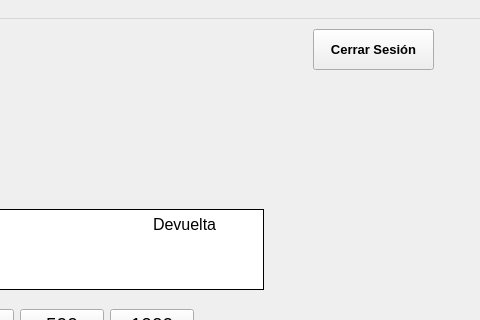
Moises024/sistema_de_caja, file ui/caja.ui: the form before one commit; both pictures show x 927 to 1407 and y 0 to 320 of the 1407 by 595 pixel window.
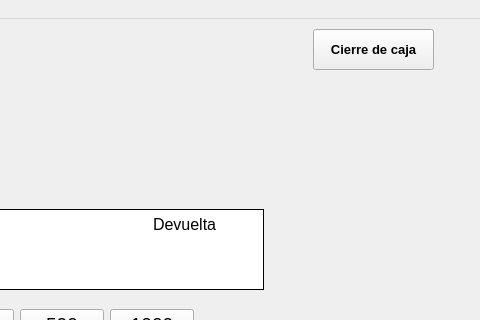
The form after the commit. Icons and pictures are not drawn.

```diff
--- a/ui/caja.ui
+++ b/ui/caja.ui
@@ -592,11 +592,17 @@
      </font>
     </property>
     <property name="text">
-     <string>Cerrar Sesión</string>
+     <string>Cierre de caja</string>
     </property>
     <property name="icon">
      <iconset>
-      <normaloff>../img/cerrar-removebg-preview.png</normaloff>../img/cerrar-removebg-preview.png</iconset>
+      <normaloff>../img/cierre_caja.png</normaloff>../img/cierre_caja.png</iconset>
+    </property>
+    <property name="iconSize">
+     <size>
+      <width>17</width>
+      <height>17</height>
+     </size>
     </property>
    </widget>
    <widget class="QLabel" name="label_5">
```
Left out of the diff: 12 changed lines with no effect on the pictures.
